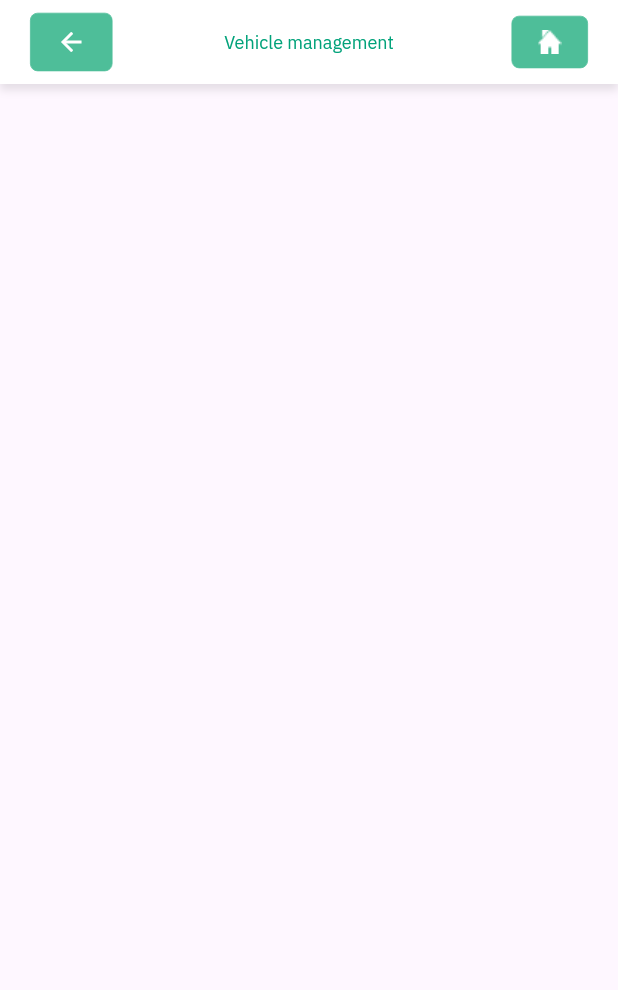
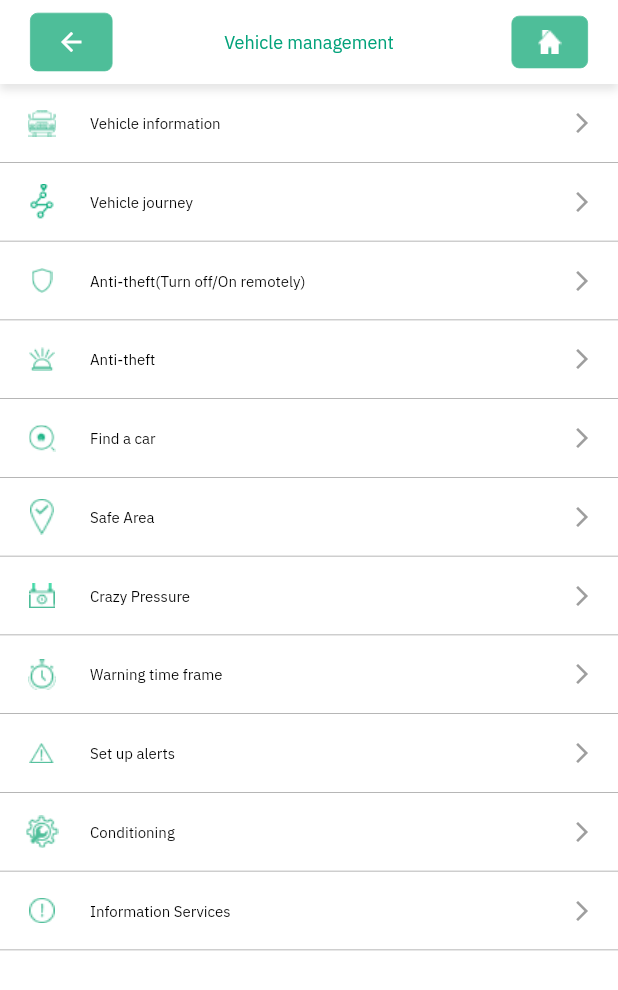
Before and after one commit to Vos247/flutter_app_demo, a Flutter app: the VehicleManagement screen opened directly, on a phone screen of 412 x 824 dp. Shown: the top 990 px of the screen. Run offline on Flutter 3.47's test engine with Material 3 defaults, Android fonts, the phone set to English and light mode, and no system bars; our stand-ins replace flutter_screenutil, geolocator, get, google_maps_flutter, intl_phone_field, shared_preferences and 1 more; missing offline and left inert: mobile_scanner; accounts and stored records are empty.

Commit message:
update vehicle management settings

```diff
--- a/lib/screens/component/fonts/fonts.dart
+++ b/lib/screens/component/fonts/fonts.dart
@@ -48,6 +48,13 @@ class AppTextStyles {
     fontSize: 16,
     color: Color(0xFF6F6D6D),
     fontWeight: FontWeight.w500,
+    letterSpacing: 0,
+  );
+    static const TextStyle size16W400DarkGrey = TextStyle(
+    fontFamily: 'IBMPlexSans',
+    fontSize: 16,
+    color: Color(0xFFADADAD),
+    fontWeight: FontWeight.w400,
     letterSpacing: 0,
   );
   static const TextStyle size16W500Green = TextStyle(
--- /dev/null
+++ b/lib/screens/pages/menuDropdown/manageRooms/Vehicle_management.dart
@@ -0,0 +1,79 @@
+import 'package:flutter/material.dart';
+import 'package:flutter_app_demo/screens/component/common/navbar.dart';
+import 'package:flutter_app_demo/screens/component/common/bordered_button.dart';
+import 'package:flutter_app_demo/screens/pages/menuDropdown/manageRooms/options/input_options.dart';
+class VehicleManagement extends StatefulWidget{
+  const VehicleManagement({super.key});
+  @override
+  State<VehicleManagement> createState() => _VehicleManagementState();
+}
+class _VehicleManagementState extends State<VehicleManagement> {
+  @override
+  Widget build(BuildContext context) {
+    return Scaffold(
+      backgroundColor: Colors.white,
+       appBar: CommonNavbar(
+        title: 'Vehicle management',
+        actions: [
+          BorderedIconButton(
+            icon: Image.asset(
+              'assets/images/house.png',
+              height: 16,
+              width: 16,
+            ),
+            padding: EdgeInsets.symmetric(horizontal: 17, vertical: 9),
+            onPressed: () {},
+          ),
+        ],
+      ),
+      body: ListView(
+        children: [
+          RowInput(icon: Image.asset('assets/images/VehicleInformation.png',width: 19,height: 18),
+          title: ('Vehicle information'),
+          onTap: () => {},
+          ),
+          RowInput(icon: Image.asset('assets/images/Vehiclejourney.png',width: 22,height: 25),
+          title: ('Vehicle journey'),
+          onTap: () => {},
+          ),
+          RowInput(icon: Image.asset('assets/images/Anticheat.png',width: 14,height: 17),
+          title: ('Anti-theft(Turn off/On remotely)'),
+          onTap: () => {},
+          ),
+          RowInput(icon: Image.asset('assets/images/Antitheft.png',width: 17,height: 17),
+          title: ('Anti-theft'),
+          onTap: () => {},
+          ),
+          RowInput(icon: Image.asset('assets/images/findCar.png',width: 18,height: 18),
+          title: ('Find a car'),
+          onTap: () => {},
+          ),
+          RowInput(icon: Image.asset('assets/images/SafeArea.png', width: 16, height: 24),
+          title: ('Safe Area'),
+          onTap: () => {},
+          ),
+          RowInput(icon: Image.asset('assets/images/Crazypressure.png',width: 17,height: 17),
+          title: ('Crazy Pressure'),
+          onTap: () => {},
+          ),
+          RowInput(icon: Image.asset('assets/images/Warningtime.png',width: 19,height: 21,),
+          title: ('Warning time frame'),
+          onTap: () => {},
+          ),
+          RowInput(icon: Image.asset('assets/images/SetupAlerts.png',width: 17,height: 14.5,),
+          title: ('Set up alerts'),
+          onTap: () => {},
+          ),
+          RowInput(icon: Image.asset('assets/images/Conditioning.png',width: 22,height: 22,),
+          title: ('Conditioning'),
+          onTap: () => {},
+          ),
+          RowInput(icon: Image.asset('assets/images/informationService.png',width: 17,height: 17,),
+          title: ('Information Services'),
+          onTap: () => {},
+          ),
+        ],
+      ),
+    );
+  }
+}
--- a/lib/screens/pages/menuDropdown/manageRooms/more_RoomsMap.dart
+++ b/lib/screens/pages/menuDropdown/manageRooms/more_RoomsMap.dart
@@ -4,7 +4,7 @@ import 'package:flutter/material.dart';
 import 'package:flutter_app_demo/screens/component/common/navbar.dart';
 import 'package:flutter_app_demo/screens/component/common/bordered_button.dart';
 import 'package:flutter_app_demo/screens/component/fonts/fonts.dart';
-import 'package:flutter_app_demo/screens/pages/menuDropdown/manageRooms/options/Vehicle_management.dart';
+import 'package:flutter_app_demo/screens/pages/menuDropdown/manageRooms/Vehicle_management.dart';
 import 'package:google_maps_flutter/google_maps_flutter.dart';
 import 'package:flutter_app_demo/constants/color_palatte.dart';
 import 'package:geolocator/geolocator.dart';
@@ -25,6 +25,7 @@ class _RoomMapScreenState extends State<RoomMapScreen> {
   @override
   void initState() {
     super.initState();
+    _ensureLocationPermission();
     _getCurrentLocation();
     _loadSavedLocation();
   }
@@ -45,6 +46,7 @@ class _RoomMapScreenState extends State<RoomMapScreen> {
     }
   }
   if(permission == LocationPermission.deniedForever){
+    await Geolocator.openAppSettings();
     ScaffoldMessenger.of(context).showSnackBar(
       const SnackBar(content: Text('You are decline permission location!'))
     );
--- a/lib/screens/pages/menuDropdown/manageRooms/options/Vehicle_management.dart
+++ /dev/null
@@ -1,29 +0,0 @@
-import 'package:flutter/material.dart';
-import 'package:flutter_app_demo/screens/component/common/navbar.dart';
-import 'package:flutter_app_demo/screens/component/common/bordered_button.dart';
-class VehicleManagement extends StatefulWidget{
-  const VehicleManagement({super.key});
-  @override
-  State<VehicleManagement> createState() => _VehicleManagementState();
-}
-class _VehicleManagementState extends State<VehicleManagement> {
-  @override
-  Widget build(BuildContext context) {
-    return Scaffold(
-       appBar: CommonNavbar(
-        title: 'Vehicle management',
-        actions: [
-          BorderedIconButton(
-            icon: Image.asset(
-              'assets/images/house.png',
-              height: 16,
-              width: 16,
-            ),
-            padding: EdgeInsets.symmetric(horizontal: 17, vertical: 9),
-            onPressed: () {},
-          ),
-        ],
-      ),
-    );
-  }
-}
--- /dev/null
+++ b/lib/screens/pages/menuDropdown/manageRooms/options/input_options.dart
@@ -0,0 +1,49 @@
+import 'package:flutter/material.dart';
+import 'package:flutter_app_demo/screens/component/fonts/fonts.dart';
+
+class RowInput extends StatelessWidget {
+  final Widget icon;
+  final String title;
+  final VoidCallback? onTap;
+
+  const RowInput({
+    super.key,
+    required this.icon,
+    required this.title,
+    this.onTap,
+  });
+
+  @override
+  Widget build(BuildContext context) {
+    return InkWell(
+      onTap: onTap,
+      child: Container(
+        padding: const EdgeInsets.symmetric(vertical: 14.0, horizontal: 16.0),
+        decoration: const BoxDecoration(
+          border: Border(bottom: BorderSide(color: Colors.grey, width: 0.5)),
+        ),
+        child: Row(
+          mainAxisAlignment: MainAxisAlignment.spaceBetween,
+          crossAxisAlignment: CrossAxisAlignment.center,
+          children: [
+               SizedBox(
+                width: 24,
+                height: 24,
+                child: Center(child: icon)
+               ),
+                const SizedBox(width: 20),
+                Expanded(
+                child: Text(
+                  title,
+                  style: AppTextStyles.size10W400Black,
+                  overflow: TextOverflow.ellipsis,
+                  maxLines: 1,
+                  ),
+                ),
+            const Icon(Icons.arrow_forward_ios, size: 16, color: Colors.grey),
+          ],
+        ),
+      ),
+    );
+  }
+}
```
Also changed, not shown: lib/screens/component/common/box.dart (+5 -10 lines), lib/screens/pages/menuDropdown/manageRooms/manage_rooms.dart (+9 -3 lines), lib/screens/pages/menuDropdown/manageRooms/more_Rooms.dart (+11 -5 lines), assets/images/Anticheat.png (added), assets/images/Antitheft.png (added), assets/images/Conditioning.png (added), assets/images/Crazypressure.png (added), assets/images/SafeArea.png (added), assets/images/SetupAlerts.png (added), assets/images/VehicleInformation.png (added), assets/images/Vehiclejourney.png (added), assets/images/Warningtime.png (added), assets/images/findCar.png (added), assets/images/informationService.png (added).
